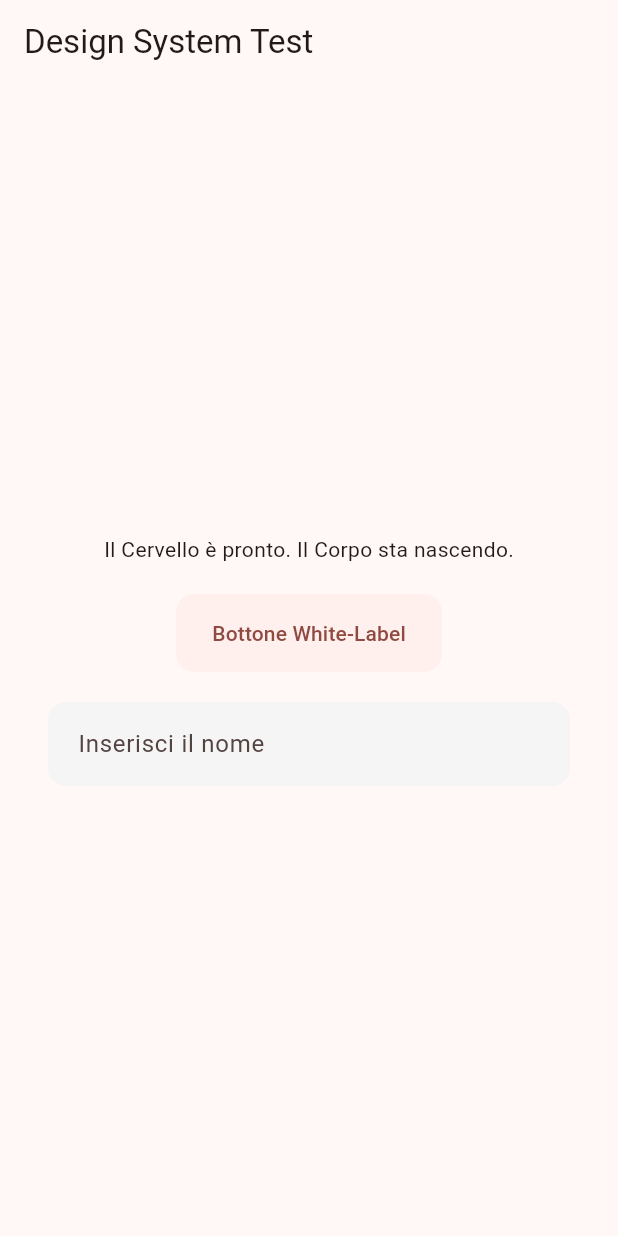
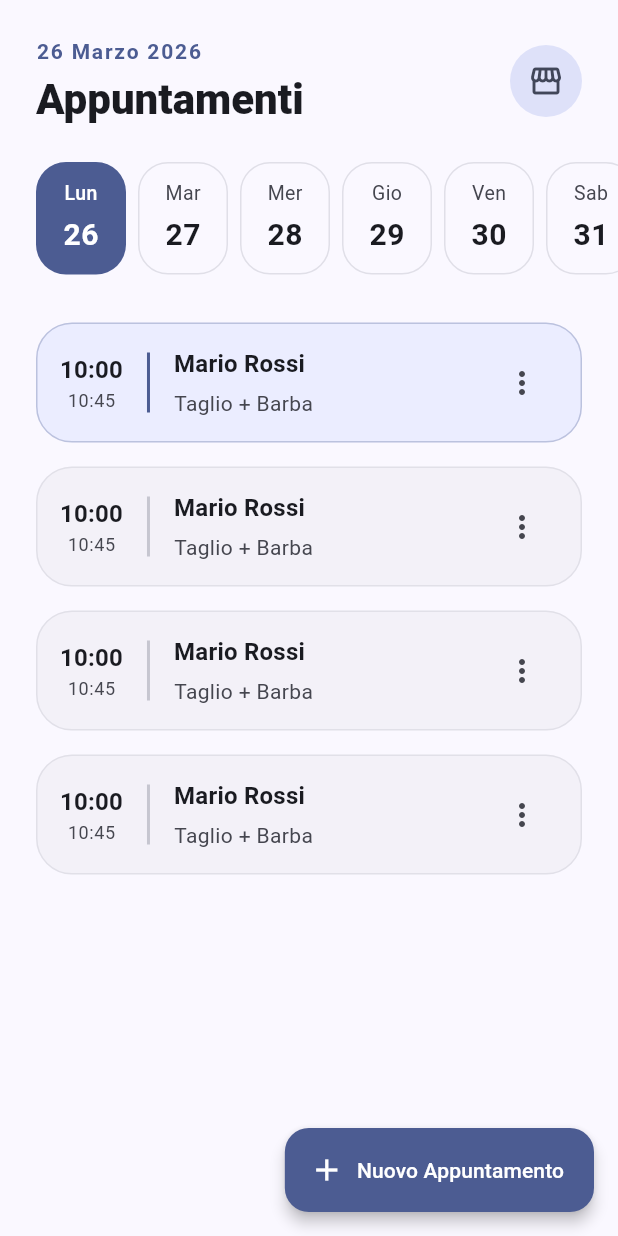
Before and after one commit to MauroPot2/shavette, a Flutter app: the screen it shows after launch, on a phone screen of 412 x 824 dp. Run offline on Flutter 3.47's test engine with Material 3 defaults, Android fonts, the phone set to English and light mode, and no system bars.

Commit message:
feat(UI):implemets dashboard con calendar

```diff
--- /dev/null
+++ b/lib/features/dashboard/presentation/screens/dashboard_screen.dart
@@ -0,0 +1,248 @@
+import 'package:flutter/material.dart';
+
+class DashboardScreen extends StatelessWidget {
+  const DashboardScreen({super.key});
+
+  @override
+  Widget build(BuildContext context) {
+    final theme = Theme.of(context);
+    final colorScheme = theme.colorScheme;
+
+    return Scaffold(
+      backgroundColor: colorScheme.surface,
+      body: SafeArea(
+        child: Column(
+          crossAxisAlignment: CrossAxisAlignment.start,
+          children: [
+            _buildCustomHeader(context),
+            const SizedBox(height: 24),
+
+            // LA NUOVA CALENDAR STRIP PREMIUM
+            _buildDateSelector(context),
+
+            const SizedBox(height: 24),
+            Expanded(
+              child: _buildListaAppuntamentiFinta(context),
+            ),
+          ],
+        ),
+      ),
+      floatingActionButton: FloatingActionButton.extended(
+        onPressed: () {},
+        backgroundColor: colorScheme.primary,
+        foregroundColor: colorScheme.onPrimary,
+        elevation: 4, // Leggermente più visibile
+        icon: const Icon(Icons.add),
+        label: const Text('Nuovo Appuntamento'),
+      ),
+    );
+  }
+
+  Widget _buildCustomHeader(BuildContext context) {
+    final theme = Theme.of(context);
+    return Padding(
+      padding: const EdgeInsets.fromLTRB(24.0, 24.0, 24.0, 0),
+      child: Row(
+        mainAxisAlignment: MainAxisAlignment.spaceBetween,
+        children: [
+          Column(
+            crossAxisAlignment: CrossAxisAlignment.start,
+            children: [
+              Text(
+                '26 Marzo 2026', // Data reale dinamica in futuro
+                style: theme.textTheme.titleSmall?.copyWith(
+                  color: theme.colorScheme.primary,
+                  fontWeight: FontWeight.bold,
+                  letterSpacing: 1.2,
+                ),
+              ),
+              const SizedBox(height: 4),
+              Text(
+                'Appuntamenti',
+                style: theme.textTheme.headlineMedium?.copyWith(
+                  fontWeight: FontWeight.w800,
+                  color: theme.colorScheme.onSurface,
+                ),
+              ),
+            ],
+          ),
+          CircleAvatar(
+            radius: 24,
+            backgroundColor: theme.colorScheme.secondaryContainer,
+            child: Icon(
+              Icons.storefront,
+              color: theme.colorScheme.onSecondaryContainer,
+            ),
+          ),
+        ],
+      ),
+    );
+  }
+
+  // --- LA MAGIA DELLA TOP APP: IL SELETTORE ORIZZONTALE ---
+  Widget _buildDateSelector(BuildContext context) {
+    final theme = Theme.of(context);
+
+    // Nomi dei giorni finti per l'effetto visivo
+    final giorni = ['Lun', 'Mar', 'Mer', 'Gio', 'Ven', 'Sab'];
+    final date = [26, 27, 28, 29, 30, 31];
+
+    return SizedBox(
+      height: 75,
+      child: ListView.builder(
+        scrollDirection: Axis.horizontal,
+        padding: const EdgeInsets.symmetric(horizontal: 20.0),
+        itemCount: 6,
+        itemBuilder: (context, index) {
+          // Fingiamo che il primo elemento sia "Oggi" ed è quello selezionato
+          final isSelected = index == 0;
+
+          return Container(
+            width: 60,
+            margin: const EdgeInsets.symmetric(horizontal: 4.0),
+            decoration: BoxDecoration(
+              // Se è selezionato si colora del brand, altrimenti è trasparente
+              color: isSelected
+                  ? theme.colorScheme.primary
+                  : Colors.transparent,
+              borderRadius: BorderRadius.circular(20),
+              border: isSelected
+                  ? null
+                  : Border.all(
+                      color: theme.colorScheme.outlineVariant.withValues(
+                        alpha: 0.5,
+                      ),
+                    ),
+            ),
+            child: Column(
+              mainAxisAlignment: MainAxisAlignment.center,
+              children: [
+                Text(
+                  giorni[index],
+                  style: TextStyle(
+                    color: isSelected
+                        ? theme.colorScheme.onPrimary
+                        : theme.colorScheme.onSurfaceVariant,
+                    fontSize: 13,
+                    fontWeight: isSelected
+                        ? FontWeight.w500
+                        : FontWeight.normal,
+                  ),
+                ),
+                const SizedBox(height: 4),
+                Text(
+                  date[index].toString(),
+                  style: TextStyle(
+                    color: isSelected
+                        ? theme.colorScheme.onPrimary
+                        : theme.colorScheme.onSurface,
+                    fontSize: 20,
+                    fontWeight: FontWeight.bold,
+                  ),
+                ),
+              ],
+            ),
+          );
+        },
+      ),
+    );
+  }
+
+  Widget _buildListaAppuntamentiFinta(BuildContext context) {
+    final theme = Theme.of(context);
+
+    return ListView.builder(
+      padding: const EdgeInsets.symmetric(horizontal: 24.0, vertical: 8.0),
+      itemCount: 4,
+      itemBuilder: (context, index) {
+        // Simuliamo che il primo appuntamento della lista sia quello "In Corso"
+        final isInCorso = index == 0;
+
+        return Card(
+          elevation: 0,
+          margin: const EdgeInsets.only(bottom: 16.0),
+          // Se è in corso, diamo uno sfondo leggermente colorato col colore del brand
+          color: isInCorso
+              ? theme.colorScheme.primaryContainer.withValues(alpha: 0.5)
+              : theme.colorScheme.surfaceContainerHighest.withValues(
+                  alpha: 0.3,
+                ),
+          shape: RoundedRectangleBorder(
+            borderRadius: BorderRadius.circular(24),
+            side: BorderSide(
+              color: isInCorso
+                  ? theme.colorScheme.primary.withValues(alpha: 0.3)
+                  : theme.colorScheme.outlineVariant.withValues(alpha: 0.4),
+            ),
+          ),
+          child: Padding(
+            padding: const EdgeInsets.all(16.0),
+            child: Row(
+              children: [
+                // Colonna Orario
+                Column(
+                  children: [
+                    Text(
+                      '10:00',
+                      style: theme.textTheme.titleMedium?.copyWith(
+                        fontWeight: FontWeight.bold,
+                        color: theme.colorScheme.onSurface,
+                      ),
+                    ),
+                    Text(
+                      '10:45',
+                      style: theme.textTheme.bodySmall?.copyWith(
+                        color: theme.colorScheme.onSurfaceVariant,
+                      ),
+                    ),
+                  ],
+                ),
+
+                // Divisore verticale
+                Container(
+                  margin: const EdgeInsets.symmetric(horizontal: 16),
+                  width: 2,
+                  height: 40,
+                  color: isInCorso
+                      ? theme.colorScheme.primary
+                      : theme.colorScheme.outlineVariant,
+                ),
+
+                // Info Cliente
+                Expanded(
+                  child: Column(
+                    crossAxisAlignment: CrossAxisAlignment.start,
+                    children: [
+                      Text(
+                        'Mario Rossi',
+                        style: theme.textTheme.titleMedium?.copyWith(
+                          fontWeight: FontWeight.bold,
+                        ),
+                      ),
+                      const SizedBox(height: 4),
+                      Text(
+                        'Taglio + Barba',
+                        style: theme.textTheme.bodyMedium?.copyWith(
+                          color: theme.colorScheme.onSurfaceVariant,
+                        ),
+                      ),
+                    ],
+                  ),
+                ),
+
+                // Azione Rapida
+                IconButton(
+                  onPressed: () {},
+                  icon: Icon(
+                    Icons.more_vert,
+                    color: theme.colorScheme.onSurfaceVariant,
+                  ),
+                ),
+              ],
+            ),
+          ),
+        );
+      },
+    );
+  }
+}
--- a/lib/main.dart
+++ b/lib/main.dart
@@ -1,5 +1,6 @@
 import 'package:flutter/material.dart';
 import 'package:shavette/core/theme/app_theme.dart';
+import 'package:shavette/features/dashboard/presentation/screens/dashboard_screen.dart'; // Aggiungi questo import!
 
 void main() {
   runApp(const ShavetteApp());
@@ -10,47 +11,13 @@ class ShavetteApp extends StatelessWidget {
 
   @override
   Widget build(BuildContext context) {
-    /// Simuliamo che il barbiere "Mario" abbia scelto
-    ///  un Blu Scuro ed elegante come suo colore
-    const coloreBrandBarbiere = Color.fromARGB(255, 211, 87, 4);
+    const coloreBrandBarbiere = Color(0xFF1E3A8A);
 
     return MaterialApp(
       title: 'Shavette',
-      debugShowCheckedModeBanner: false, /// Togliamo la fastidiosa
-      ///fascetta rossa in alto a destra
-
-      // INIETTIAMO IL NOSTRO DESIGN SYSTEM
-      theme: AppTheme.getTheme(brandColor: const Color.fromARGB(255, 215, 31, 25)),
-
-      // Schermata temporanea per vedere se il tema funziona
-      home: Scaffold(
-        appBar: AppBar(
-          title: const Text('Design System Test'),
-        ),
-        body: Center(
-          child: Column(
-            mainAxisAlignment: MainAxisAlignment.center,
-            children: [
-              const Text('Il Cervello è pronto. Il Corpo sta nascendo.'),
-              const SizedBox(height: 20),
-              ElevatedButton(
-                onPressed: () {},
-                child: const Text('Bottone White-Label'),
-              ),
-              const SizedBox(height: 20),
-              const Padding(
-                padding: EdgeInsets.symmetric(horizontal: 32.0),
-                child: TextField(
-                  decoration: InputDecoration(
-                    labelText: 'Inserisci il nome',
-                    hintText: 'Mario Rossi',
-                  ),
-                ),
-              ),
-            ],
-          ),
-        ),
-      ),
+      debugShowCheckedModeBanner: false,
+      theme: AppTheme.getTheme(brandColor: coloreBrandBarbiere),
+      home: const DashboardScreen(), // ECCO LA MAGIA
     );
   }
 }
```
